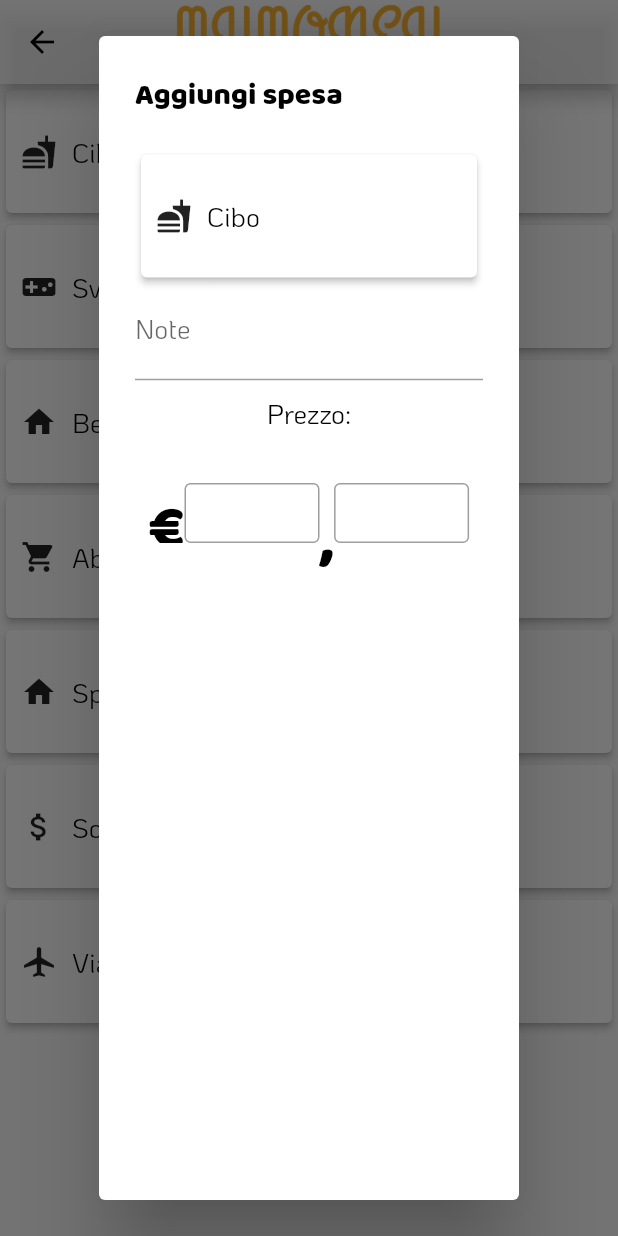
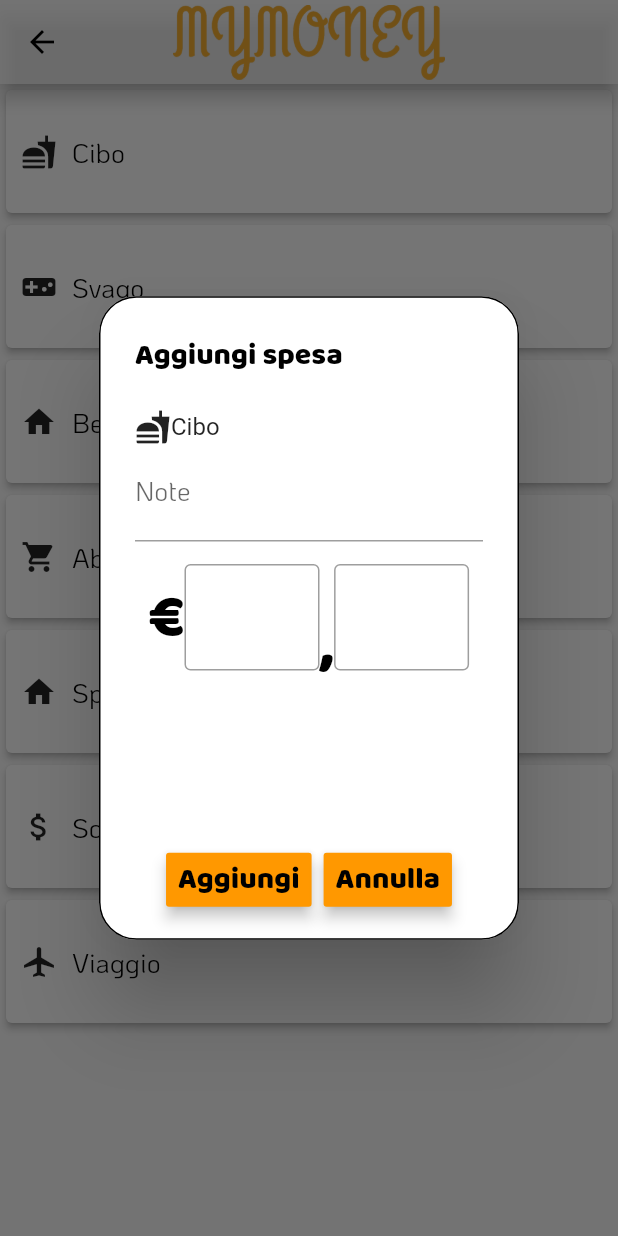
Before and after one commit to samirsalman/MoneyApp, a Flutter app: the NuovaSpesa screen opened directly, after a tap on "Cibo", on a phone screen of 412 x 824 dp. Run offline on Flutter 3.47's test engine with Material 2 defaults, Android fonts, the phone set to English and light mode, and no system bars; our stand-ins replace fancy_bottom_navigation, gradient_widgets, numberpicker; network calls fail.

Commit message:
AlertDialog update

```diff
--- a/lib/newCost.dart
+++ b/lib/newCost.dart
@@ -27,39 +27,35 @@ class _NuovaSpesaState extends State<NuovaSpesa> {
         context: context,
         builder: (BuildContext context) {
           return AlertDialog(
+            shape: OutlineInputBorder(borderRadius: BorderRadius.circular(25)),
             title: Text(
               "Aggiungi spesa",
               style: Fonts.numberBlackSmall,
             ),
-            content: ListView(
+            content: ConstrainedBox(
+              constraints: BoxConstraints(maxHeight: 250),
+              child: ListView(
                 children: <Widget>[
-                _category(name, index),
+                  Row(
+                    children: <Widget>[Icon(icons[index]), Text(name)],
+                  ),
                   TextField(
                     decoration: InputDecoration(
                       labelText: "Note",
                     ),
                     style: Fonts.paragraphBlack,
+                    maxLines: 1,
                   ),
-                Center(
-                    child: Container(child:Text(
-                  "Prezzo:",
-                  style: Fonts.paragraphBlack,
-                ),margin: EdgeInsets.only(top: 10),)),
                   Row(
                       mainAxisAlignment: MainAxisAlignment.center,
-
                       children: <Widget>[
                         Container(
-                        height: 40,
-                        margin: EdgeInsets.only(top: 5),
                           child: Text(
                             "€",
                             style: Fonts.numberBlack,
                           ),
                         ),
                         Container(
-                        height: 40,
-                        margin: EdgeInsets.only(top: 5),
                           child: TextFormField(
                             textAlign: TextAlign.center,
                             keyboardType: TextInputType.number,
@@ -74,15 +70,14 @@ class _NuovaSpesaState extends State<NuovaSpesa> {
                           width: 90,
                         ),
                         Container(
-                        margin: EdgeInsets.only(top: 45),
+
+                          margin: EdgeInsets.only(top: 40),
                           child: Text(
                             ",",
                             style: Fonts.numberBlack,
                           ),
                         ),
                         Container(
-                        margin: EdgeInsets.only(top: 5),
-                        height: 40,
                           child: TextFormField(
                             textAlign: TextAlign.center,
                             keyboardType: TextInputType.number,
@@ -99,6 +94,29 @@ class _NuovaSpesaState extends State<NuovaSpesa> {
                       ])
                 ],
               ),
+            ),
+            actions: <Widget>[
+              ButtonBar(
+                alignment: MainAxisAlignment.center,
+                children: <Widget>[
+                  RaisedButton(
+                    onPressed: () {},
+                    elevation: 4,
+                    color: Colors.orange,
+                    child: Text("Aggiungi", style: Fonts.numberBlackSmall),
+                  ),
+                  RaisedButton(
+                    onPressed: () {},
+                    elevation: 4,
+                    color: Colors.orange,
+                    child: Text(
+                      "Annulla",
+                      style: Fonts.numberBlackSmall,
+                    ),
+                  )
+                ],
+              )
+            ],
           );
         });
   }
@@ -155,6 +173,7 @@ class _NuovaSpesaState extends State<NuovaSpesa> {
   @override
   Widget build(BuildContext context) {
     return Scaffold(
+        resizeToAvoidBottomPadding: false,
         appBar: AppBar(
           backgroundColor: Colors.white70,
           elevation: 5,
```
Lines whose indentation alone changed are shown as unchanged.
